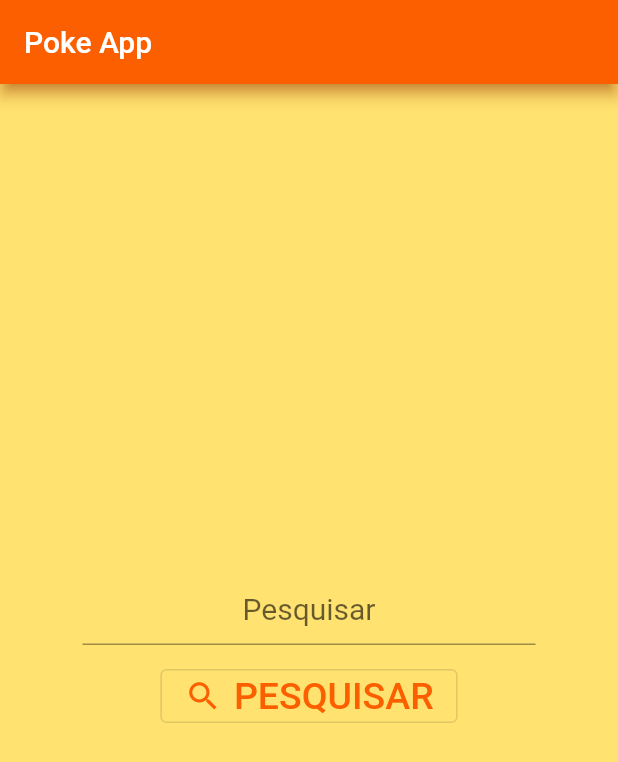
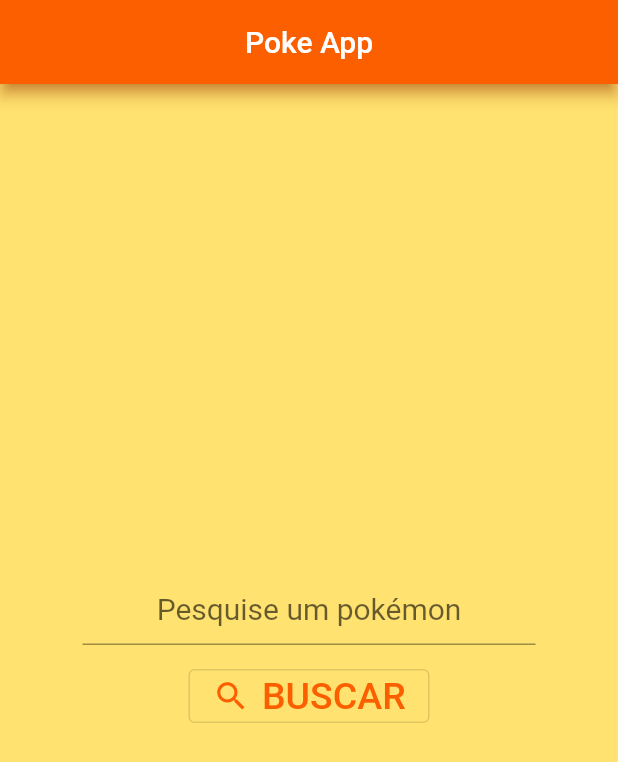
Before and after one commit to JulioAquinoDev/poke_app, a Flutter app: the screen it shows after launch, on a phone screen of 412 x 824 dp. Shown: the top 762 px of the screen. Run offline on Flutter 3.47's test engine with Material 2 defaults, Android fonts, the phone set to English and light mode, and no system bars; our stand-ins replace google_fonts.

Commit message:
Tela de pesquisa

```diff
--- a/lib/widgets/search/search_widget.dart
+++ b/lib/widgets/search/search_widget.dart
@@ -8,20 +8,24 @@ class SearchWidget extends StatefulWidget {
 
 class _SearchWidgetState extends State<SearchWidget> {
   final String titulo = 'Poke App';
-  final String pesquisar = 'Pesquisar';
+  final String pesquisar = 'Pesquise um pokémon';
 
   @override
   Widget build(BuildContext context) {
     return MaterialApp(
       title: pesquisar,
       home: Scaffold(
+        // cor de fundo
         backgroundColor: AppConsts.primaryColor,
         appBar: AppBar(
+          // cor de fundo do app bar
           backgroundColor: AppConsts.secundaryColor,
           shadowColor: AppConsts.secundaryColor,
-          title: Text(
-            titulo,
-            textDirection: TextDirection.ltr,
+          title: Center(
+            child: Text(
+              titulo,
+              textDirection: TextDirection.ltr,
+            ),
           ),
         ),
         body: Column(
@@ -50,7 +54,7 @@ class _SearchWidgetState extends State<SearchWidget> {
                   color: AppConsts.secundaryColor,
                 ),
                 label: Text(
-                  "PESQUISAR",
+                  "BUSCAR",
                   style: TextStyle(
                     fontSize: 25,
                     color: AppConsts.secundaryColor,
```
Also changed, not shown: lib/generated_plugin_registrant.dart (deleted, +0 -17 lines), lib/widgets/list/list_items_widget.dart (+26 -1 lines), 5 other files.
